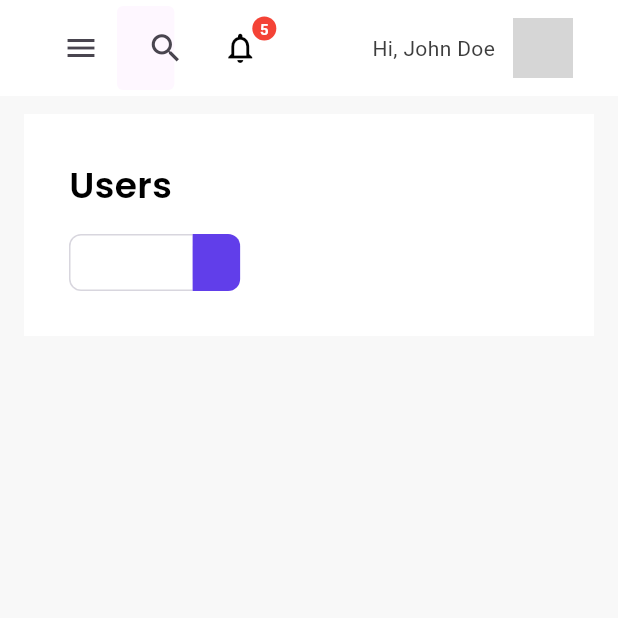
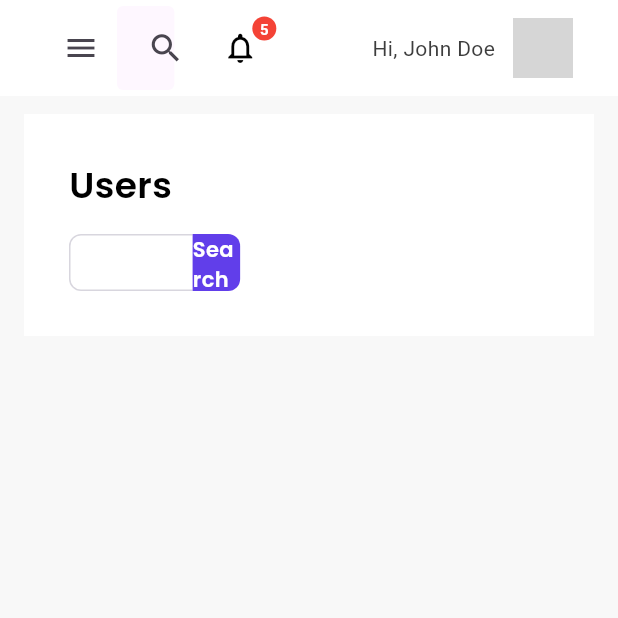
Before and after one commit to Hasnainhai/walletApp-Adim, a Flutter app: the UsersScreen screen opened directly, on a phone screen of 412 x 824 dp, the top half of it. Run offline on Flutter 3.47's test engine with Material 3 defaults, Android fonts, the phone set to English and light mode, and no system bars; our stand-ins replace another_flushbar, fluttertoast, google_fonts; missing offline and left inert: dart:js; network calls fail; grey boxes are pictures that could not be loaded.

Commit message:
changes to fix the issues of the app

```diff
--- a/lib/view/user_screen.dart
+++ b/lib/view/user_screen.dart
@@ -108,11 +108,25 @@ class UsersScreen extends StatelessWidget {
                                                   .width /
                                               13,
                                           decoration: const BoxDecoration(
-                                              color: AppColor.primaryColor,
-                                              borderRadius: BorderRadius.only(
-                                                topRight: Radius.circular(8),
-                                                bottomRight: Radius.circular(8),
-                                              )),
+                                            color: AppColor.primaryColor,
+                                            borderRadius: BorderRadius.only(
+                                              topRight: Radius.circular(8),
+                                              bottomRight: Radius.circular(8),
+                                            ),
+                                          ),
+                                          child: Center(
+                                            child: Text(
+                                              "Search",
+                                              style: GoogleFonts.getFont(
+                                                "Poppins",
+                                                textStyle: const TextStyle(
+                                                  fontSize: 14,
+                                                  fontWeight: FontWeight.w600,
+                                                  color: AppColor.whiteColor,
+                                                ),
+                                              ),
+                                            ),
+                                          ),
                                         ),
                                       ],
                                     )
```
